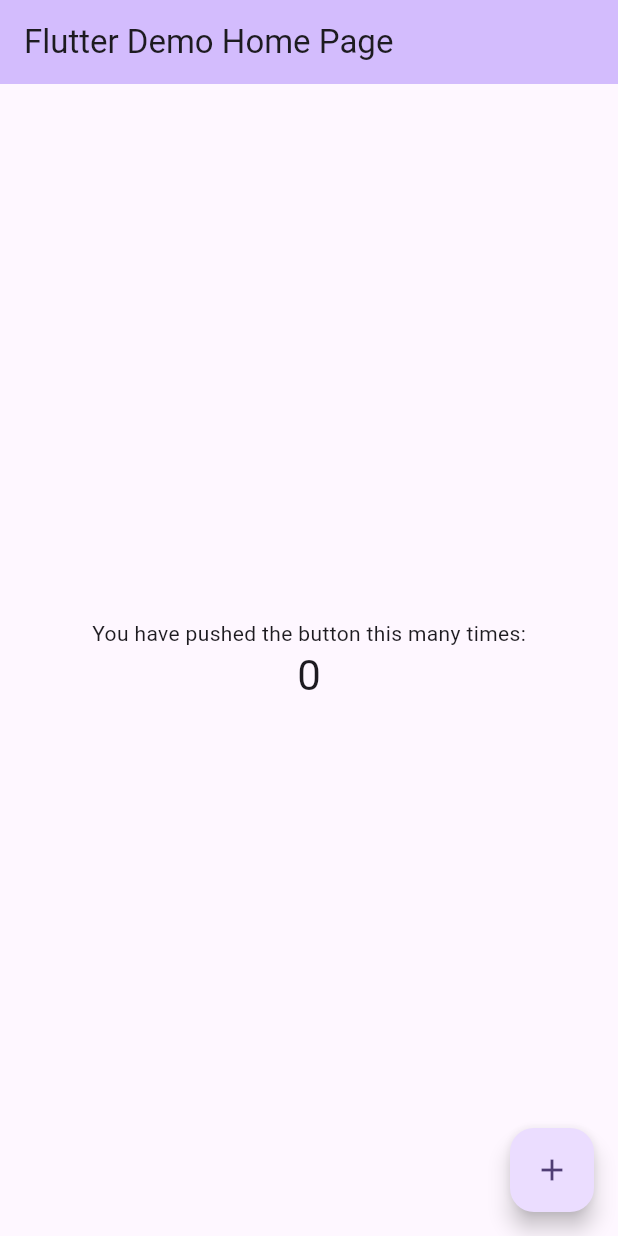
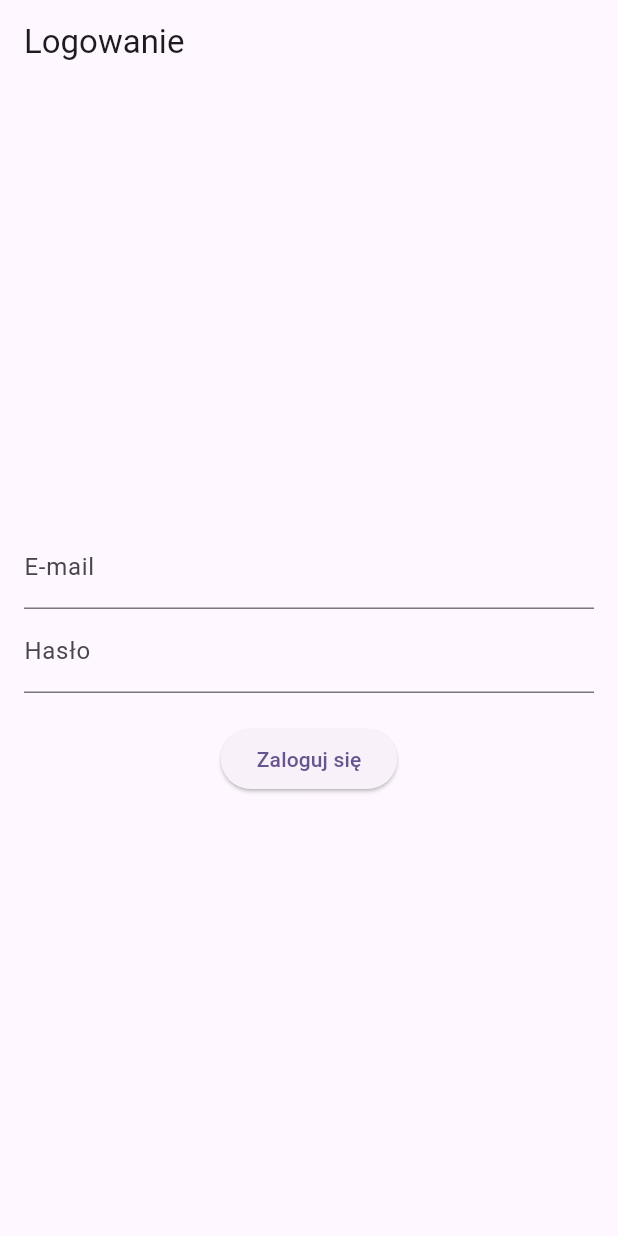
Before and after one commit to Wybicjusz/homeapp, a Flutter app: the screen it shows after launch, on a phone screen of 412 x 824 dp. Run offline on Flutter 3.47's test engine with Material 3 defaults, Android fonts, the phone set to English and light mode, and no system bars; our stand-ins replace equatable, firebase_auth, firebase_core, flutter_bloc; accounts and stored records are empty.

```diff
--- /dev/null
+++ b/lib/blocs/auth_bloc.dart
@@ -0,0 +1,29 @@
+import 'package:flutter_bloc/flutter_bloc.dart';
+import 'auth_event.dart';
+import 'auth_state.dart';
+import '../../repositories/auth_repository.dart';
+
+class AuthBloc extends Bloc<AuthEvent, AuthState> {
+  final AuthRepository authRepository;
+
+  AuthBloc(this.authRepository) : super(AuthInitial()) {
+    on<LoginRequested>(_onLoginRequested);
+    on<LogoutRequested>(_onLogoutRequested);
+  }
+
+  void _onLoginRequested(LoginRequested event, Emitter<AuthState> emit) async {
+    emit(AuthLoading());
+    try {
+      final userId = await authRepository.login(event.email, event.password);
+      emit(Authenticated(userId));
+    } catch (e) {
+      emit(AuthError(e.toString()));
+    }
+  }
+
+  void _onLogoutRequested(
+      LogoutRequested event, Emitter<AuthState> emit) async {
+    await authRepository.logout();
+    emit(AuthInitial());
+  }
+}
--- /dev/null
+++ b/lib/blocs/auth_event.dart
@@ -0,0 +1,20 @@
+import 'package:equatable/equatable.dart';
+
+abstract class AuthEvent extends Equatable {
+  const AuthEvent();
+
+  @override
+  List<Object?> get props => [];
+}
+
+class LoginRequested extends AuthEvent {
+  final String email;
+  final String password;
+
+  const LoginRequested(this.email, this.password);
+
+  @override
+  List<Object?> get props => [email, password];
+}
+
+class LogoutRequested extends AuthEvent {}
--- /dev/null
+++ b/lib/blocs/auth_state.dart
@@ -0,0 +1,30 @@
+import 'package:equatable/equatable.dart';
+
+abstract class AuthState extends Equatable {
+  const AuthState();
+
+  @override
+  List<Object?> get props => [];
+}
+
+class AuthInitial extends AuthState {}
+
+class AuthLoading extends AuthState {}
+
+class Authenticated extends AuthState {
+  final String userId;
+
+  const Authenticated(this.userId);
+
+  @override
+  List<Object?> get props => [userId];
+}
+
+class AuthError extends AuthState {
+  final String message;
+
+  const AuthError(this.message);
+
+  @override
+  List<Object?> get props => [message];
+}
--- a/lib/main.dart
+++ b/lib/main.dart
@@ -1,6 +1,11 @@
 import 'package:flutter/material.dart';
+import 'package:flutter_bloc/flutter_bloc.dart';
+import 'package:homeapp/blocs/auth_bloc.dart';
 import 'package:homeapp/firebase_options.dart';
+import 'package:homeapp/repositories/auth_repository.dart';
 import 'package:firebase_core/firebase_core.dart';
+import 'package:homeapp/screens/login_screen.dart';
+import 'package:homeapp/screens/dashboard_screen.dart';
 
 Future<void> main() async {
   WidgetsFlutterBinding.ensureInitialized();
@@ -9,70 +14,35 @@ Future<void> main() async {
     options: DefaultFirebaseOptions.currentPlatform,
   );
 
-  runApp(const MyApp());
+  runApp(MyApp());
 }
 
 class MyApp extends StatelessWidget {
-  const MyApp({super.key});
+  MyApp({super.key});
 
-  // This widget is the root of your application.
+  final AuthRepository authRepository = AuthRepository();
+
   @override
   Widget build(BuildContext context) {
-    return MaterialApp(
-      title: 'Flutter Demo',
-      theme: ThemeData(
-        colorScheme: ColorScheme.fromSeed(seedColor: Colors.deepPurple),
-        useMaterial3: true,
+    return MultiBlocProvider(
+      providers: [
+        BlocProvider(
+          create: (context) => AuthBloc(authRepository),
+        ),
+      ],
+      child: MaterialApp(
+        debugShowCheckedModeBanner: false,
+        title: 'Flutter IoT App',
+        theme: ThemeData(
+          colorScheme: ColorScheme.fromSeed(seedColor: Colors.deepPurple),
+          useMaterial3: true,
+        ),
+        initialRoute: '/login',
+        routes: {
+          '/login': (context) => LoginScreen(),
+          '/dashboard': (context) => DashboardScreen(),
+        },
       ),
-      home: const MyHomePage(title: 'Flutter Demo Home Page'),
     );
   }
 }
-
-class MyHomePage extends StatefulWidget {
-  const MyHomePage({super.key, required this.title});
-
-  final String title;
-
-  @override
-  State<MyHomePage> createState() => _MyHomePageState();
-}
-
-class _MyHomePageState extends State<MyHomePage> {
-  int _counter = 0;
-
-  void _incrementCounter() {
-    setState(() {
-      _counter++;
-    });
-  }
-
-  @override
-  Widget build(BuildContext context) {
-    return Scaffold(
-      appBar: AppBar(
-        backgroundColor: Theme.of(context).colorScheme.inversePrimary,
-        title: Text(widget.title),
-      ),
-      body: Center(
-        child: Column(
-          mainAxisAlignment: MainAxisAlignment.center,
-          children: <Widget>[
-            const Text(
-              'You have pushed the button this many times:',
-            ),
-            Text(
-              '$_counter',
-              style: Theme.of(context).textTheme.headlineMedium,
-            ),
-          ],
-        ),
-      ),
-      floatingActionButton: FloatingActionButton(
-        onPressed: _incrementCounter,
-        tooltip: 'Increment',
-        child: const Icon(Icons.add),
-      ), // This trailing comma makes auto-formatting nicer for build methods.
-    );
-  }
-}
--- /dev/null
+++ b/lib/screens/login_screen.dart
@@ -0,0 +1,65 @@
+import 'package:flutter/material.dart';
+import 'package:flutter_bloc/flutter_bloc.dart';
+import '../blocs/auth_bloc.dart';
+import '../blocs/auth_event.dart';
+import '../blocs/auth_state.dart';
+
+class LoginScreen extends StatelessWidget {
+  final TextEditingController emailController = TextEditingController();
+  final TextEditingController passwordController = TextEditingController();
+
+  LoginScreen({super.key});
+
+  @override
+  Widget build(BuildContext context) {
+    return Scaffold(
+      appBar: AppBar(title: const Text('Logowanie')),
+      body: BlocConsumer<AuthBloc, AuthState>(
+        listener: (context, state) {
+          if (state is Authenticated) {
+            // Przejście do kolejnego ekranu
+            Navigator.pushReplacementNamed(context, '/dashboard');
+          } else if (state is AuthError) {
+            ScaffoldMessenger.of(context).showSnackBar(
+              SnackBar(content: Text(state.message)),
+            );
+          }
+        },
+        builder: (context, state) {
+          if (state is AuthLoading) {
+            return const Center(child: CircularProgressIndicator());
+          }
+          return Padding(
+            padding: const EdgeInsets.all(16.0),
+            child: Column(
+              mainAxisAlignment: MainAxisAlignment.center,
+              children: [
+                TextField(
+                  controller: emailController,
+                  decoration: const InputDecoration(labelText: 'E-mail'),
+                ),
+                TextField(
+                  controller: passwordController,
+                  decoration: const InputDecoration(labelText: 'Hasło'),
+                  obscureText: true,
+                ),
+                const SizedBox(height: 20),
+                ElevatedButton(
+                  onPressed: () {
+                    context.read<AuthBloc>().add(
+                          LoginRequested(
+                            emailController.text,
+                            passwordController.text,
+                          ),
+                        );
+                  },
+                  child: const Text('Zaloguj się'),
+                ),
+              ],
+            ),
+          );
+        },
+      ),
+    );
+  }
+}
```
Also changed, not shown: lib/repositories/auth_repository.dart (added, +17 -0 lines), lib/screens/dashboard_screen.dart (added, +29 -0 lines), pubspec.yaml (+4 -63 lines), pubspec.lock, 4 other files.
